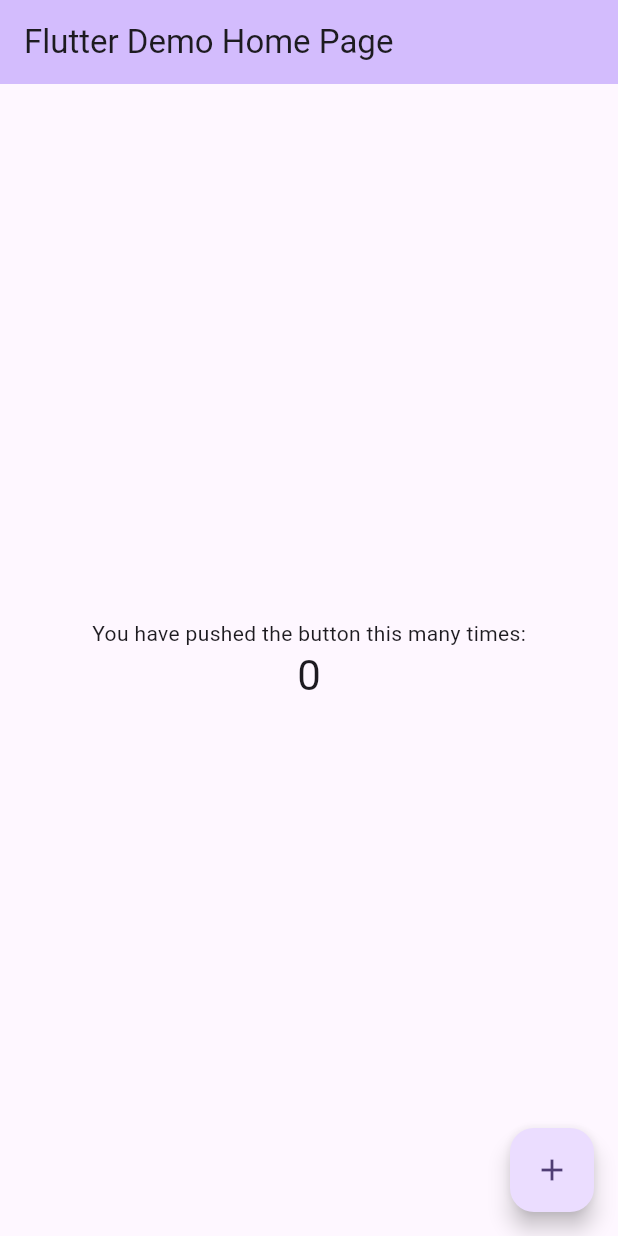
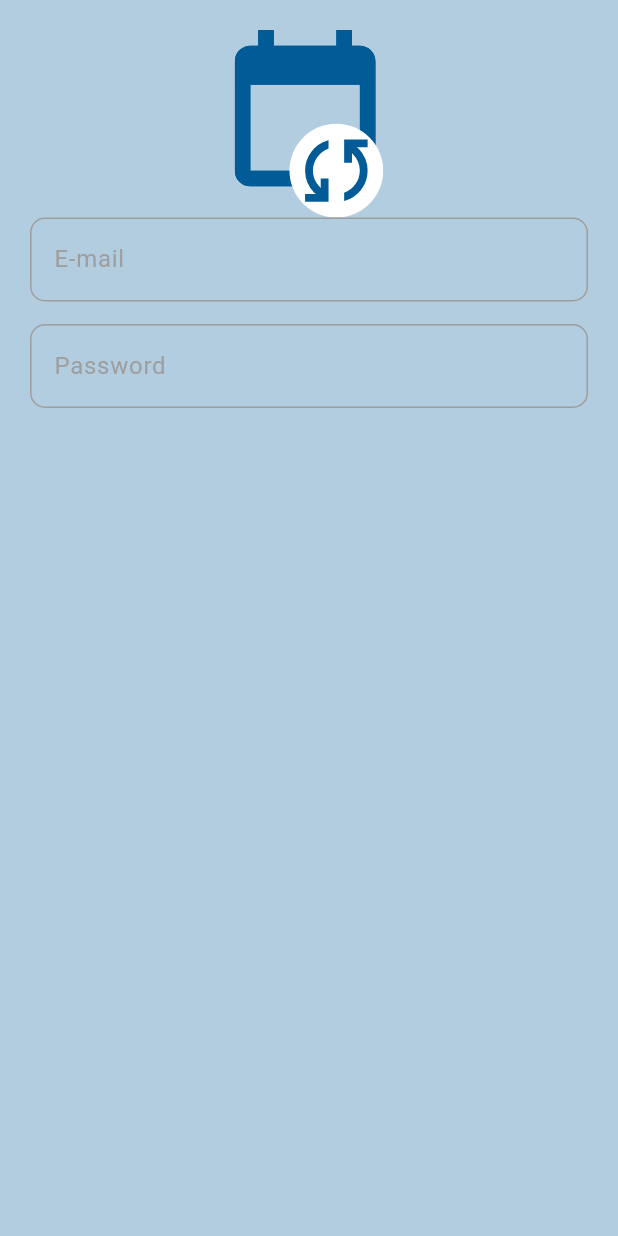
Before and after one commit to barbaragrinop/calendall-pptu, a Flutter app: the screen it shows after launch, on a phone screen of 412 x 824 dp. Run offline on Flutter 3.47's test engine with Material 3 defaults, Android fonts, the light colour scheme and no system bars; our stand-ins replace flutter_svg.

Commit message:
feat: add input component and custom colors

```diff
--- /dev/null
+++ b/lib/components/Input/password.dart
@@ -0,0 +1,56 @@
+import 'package:flutter/material.dart';
+
+class FieldPassword extends StatelessWidget {
+  final TextEditingController controller;
+  final String name;
+  final bool isEnable;
+  final TextInputType inputType;
+  final TextCapitalization textCapitalization;
+
+  const FieldPassword({
+    super.key,
+    required this.controller,
+    required this.name,
+    required this.isEnable,
+    required this.inputType,
+    required this.textCapitalization
+  });
+
+  @override
+  Widget build(BuildContext context) {
+    return Container(
+      margin: const EdgeInsets.only(bottom: 15),
+      child:
+        TextField (
+          controller: controller,
+          enabled: isEnable,
+          maxLines: 1,
+          keyboardType: inputType,
+          textAlign: TextAlign.start,
+          textCapitalization: textCapitalization,
+          obscureText: true,
+          style: const TextStyle(
+            color: Colors.black,
+            fontSize: 16,
+          ),
+          decoration: InputDecoration (
+            labelText: name,
+            counterText: "",
+            labelStyle: const TextStyle ( color: Colors.grey),
+            border: const OutlineInputBorder(
+              borderSide: BorderSide(color: Colors.grey),
+              borderRadius: BorderRadius.all(Radius.circular(10))
+            ),
+            enabledBorder: const OutlineInputBorder(
+              borderSide: BorderSide(color: Colors.grey),
+              borderRadius: BorderRadius.all(Radius.circular(10))
+            ),
+            focusedBorder: const OutlineInputBorder(
+              borderSide: BorderSide(color: Colors.grey),
+              borderRadius: BorderRadius.all(Radius.circular(10))
+            ),
+          ),
+        )
+    );
+  }
+}
--- /dev/null
+++ b/lib/components/Input/text.dart
@@ -0,0 +1,55 @@
+import 'package:flutter/material.dart';
+
+class FieldText extends StatelessWidget {
+  final TextEditingController controller;
+  final String name;
+  final bool isEnable;
+  final TextInputType inputType;
+  final TextCapitalization textCapitalization;
+
+  const FieldText({
+    super.key,
+    required this.controller,
+    required this.name,
+    required this.isEnable,
+    required this.inputType,
+    required this.textCapitalization
+  });
+
+  @override
+  Widget build(BuildContext context) {
+    return Container(
+      margin: const EdgeInsets.only(bottom: 15),
+      child:
+        TextField (
+          controller: controller,
+          enabled: isEnable,
+          maxLines: 1,
+          keyboardType: inputType,
+          textAlign: TextAlign.start,
+          textCapitalization: textCapitalization,
+          style: const TextStyle(
+            color: Colors.black,
+            fontSize: 16,
+          ),
+          decoration: InputDecoration (
+            labelText: name,
+            counterText: "",
+            labelStyle: const TextStyle ( color: Colors.grey),
+            border: const OutlineInputBorder(
+              borderSide: BorderSide(color: Colors.grey),
+              borderRadius: BorderRadius.all(Radius.circular(10))
+            ),
+            enabledBorder: const OutlineInputBorder(
+              borderSide: BorderSide(color: Colors.grey),
+              borderRadius: BorderRadius.all(Radius.circular(10))
+            ),
+            focusedBorder: const OutlineInputBorder(
+              borderSide: BorderSide(color: Colors.grey),
+              borderRadius: BorderRadius.all(Radius.circular(10))
+            ),
+          ),
+        )
+    );
+  }
+}
--- a/lib/main.dart
+++ b/lib/main.dart
@@ -1,3 +1,4 @@
+import 'package:calendall_pptu/pages/login.dart';
 import 'package:flutter/material.dart';
 
 void main() {
@@ -11,115 +12,12 @@
   @override
   Widget build(BuildContext context) {
     return MaterialApp(
-      title: 'Flutter Demo',
+      title: 'Calendall',
       theme: ThemeData(
-        // This is the theme of your application.
-        //
-        // TRY THIS: Try running your application with "flutter run". You'll see
-        // the application has a purple toolbar. Then, without quitting the app,
-        // try changing the seedColor in the colorScheme below to Colors.green
-        // and then invoke "hot reload" (save your changes or press the "hot
-        // reload" button in a Flutter-supported IDE, or press "r" if you used
-        // the command line to start the app).
-        //
-        // Notice that the counter didn't reset back to zero; the application
-        // state is not lost during the reload. To reset the state, use hot
-        // restart instead.
-        //
-        // This works for code too, not just values: Most code changes can be
-        // tested with just a hot reload.
         colorScheme: ColorScheme.fromSeed(seedColor: Colors.deepPurple),
         useMaterial3: true,
       ),
-      home: const MyHomePage(title: 'Flutter Demo Home Page'),
+      home: LoginPage(),
     );
   }
 }
-
-class MyHomePage extends StatefulWidget {
-  const MyHomePage({super.key, required this.title});
-
-  // This widget is the home page of your application. It is stateful, meaning
-  // that it has a State object (defined below) that contains fields that affect
-  // how it looks.
-
-  // This class is the configuration for the state. It holds the values (in this
-  // case the title) provided by the parent (in this case the App widget) and
-  // used by the build method of the State. Fields in a Widget subclass are
-  // always marked "final".
-
-  final String title;
-
-  @override
-  State<MyHomePage> createState() => _MyHomePageState();
-}
-
-class _MyHomePageState extends State<MyHomePage> {
-  int _counter = 0;
-
-  void _incrementCounter() {
-    setState(() {
-      // This call to setState tells the Flutter framework that something has
-      // changed in this State, which causes it to rerun the build method below
-      // so that the display can reflect the updated values. If we changed
-      // _counter without calling setState(), then the build method would not be
-      // called again, and so nothing would appear to happen.
-      _counter++;
-    });
-  }
-
-  @override
-  Widget build(BuildContext context) {
-    // This method is rerun every time setState is called, for instance as done
-    // by the _incrementCounter method above.
-    //
-    // The Flutter framework has been optimized to make rerunning build methods
-    // fast, so that you can just rebuild anything that needs updating rather
-    // than having to individually change instances of widgets.
-    return Scaffold(
-      appBar: AppBar(
-        // TRY THIS: Try changing the color here to a specific color (to
-        // Colors.amber, perhaps?) and trigger a hot reload to see the AppBar
-        // change color while the other colors stay the same.
-        backgroundColor: Theme.of(context).colorScheme.inversePrimary,
-        // Here we take the value from the MyHomePage object that was created by
-        // the App.build method, and use it to set our appbar title.
-        title: Text(widget.title),
-      ),
-      body: Center(
-        // Center is a layout widget. It takes a single child and positions it
-        // in the middle of the parent.
-        child: Column(
-          // Column is also a layout widget. It takes a list of children and
-          // arranges them vertically. By default, it sizes itself to fit its
-          // children horizontally, and tries to be as tall as its parent.
-          //
-          // Column has various properties to control how it sizes itself and
-          // how it positions its children. Here we use mainAxisAlignment to
-          // center the children vertically; the main axis here is the vertical
-          // axis because Columns are vertical (the cross axis would be
-          // horizontal).
-          //
-          // TRY THIS: Invoke "debug painting" (choose the "Toggle Debug Paint"
-          // action in the IDE, or press "p" in the console), to see the
-          // wireframe for each widget.
-          mainAxisAlignment: MainAxisAlignment.center,
-          children: <Widget>[
-            const Text(
-              'You have pushed the button this many times:',
-            ),
-            Text(
-              '$_counter',
-              style: Theme.of(context).textTheme.headlineMedium,
-            ),
-          ],
-        ),
-      ),
-      floatingActionButton: FloatingActionButton(
-        onPressed: _incrementCounter,
-        tooltip: 'Increment',
-        child: const Icon(Icons.add),
-      ), // This trailing comma makes auto-formatting nicer for build methods.
-    );
-  }
-}
--- /dev/null
+++ b/lib/pages/login.dart
@@ -0,0 +1,42 @@
+import 'package:calendall_pptu/components/Input/password.dart';
+import 'package:calendall_pptu/components/Input/text.dart';
+import 'package:calendall_pptu/util/custom-colors.dart';
+import 'package:flutter/material.dart';
+import 'package:flutter_svg/flutter_svg.dart';
+
+class LoginPage extends StatelessWidget {
+  LoginPage({super.key});
+
+  final emailController = TextEditingController();
+  final passwordController = TextEditingController();
+
+  @override
+  Widget build(BuildContext context){
+    return Scaffold(
+      backgroundColor: CustomColors.BlueLight,
+      body: SingleChildScrollView(
+
+        padding: const EdgeInsets.all(20),
+        child: Column(
+          children: [
+            SvgPicture.asset('assets/images/logo.svg'), //   <--- image
+            FieldText(
+              controller: emailController,
+              name: "E-mail",
+              isEnable: true,
+              inputType: TextInputType.emailAddress,
+              textCapitalization: TextCapitalization.words,
+            ),
+            FieldPassword(
+              controller: passwordController,
+              name: "Password",
+              isEnable: true,
+              inputType: TextInputType.text,
+              textCapitalization: TextCapitalization.words,
+            )
+          ],
+        ),
+      ),
+    );
+  }
+}
--- /dev/null
+++ b/lib/util/custom-colors.dart
@@ -0,0 +1,17 @@
+import 'package:flutter/material.dart';
+
+class CustomColors {
+  static const Color BlueLight = Color(0xffB2CDE0);
+  static const Color BlueMedium = Color(0xff6497B2);
+  static const Color BlueSecondary = Color(0xff015B97);
+  static const Color BlueDark1 = Color(0xff04396D);
+  static const Color BlueDark = Color(0xff001F4B);
+
+  static const Color PrimaryGray = Color(0xff001F4B);
+
+  static const Color PurplePrimary = Color(0xff7472E2);
+  static const Color PurpleSecondary = Color(0xff7472E2);
+  static const Color PurpleDark = Color(0xff4D27B9);
+  static const Color Yellow = Color(0xffEDD60A);
+  static const Color Red = Color(0xffD14444);
+}
--- a/pubspec.yaml
+++ b/pubspec.yaml
@@ -35,6 +35,7 @@
   # The following adds the Cupertino Icons font to your application.
   # Use with the CupertinoIcons class for iOS style icons.
   cupertino_icons: ^1.0.6
+  flutter_svg: ^2.0.10+1
 
 dev_dependencies:
   flutter_test:
@@ -63,6 +64,9 @@
   #   - images/a_dot_burr.jpeg
   #   - images/a_dot_ham.jpeg
 
+  assets:
+    - assets/images/logo.svg
+
   # An image asset can refer to one or more resolution-specific "variants", see
   # https://flutter.dev/assets-and-images/#resolution-aware
 
```
Also changed, not shown: assets/images/logo.svg (added), pubspec.lock.
